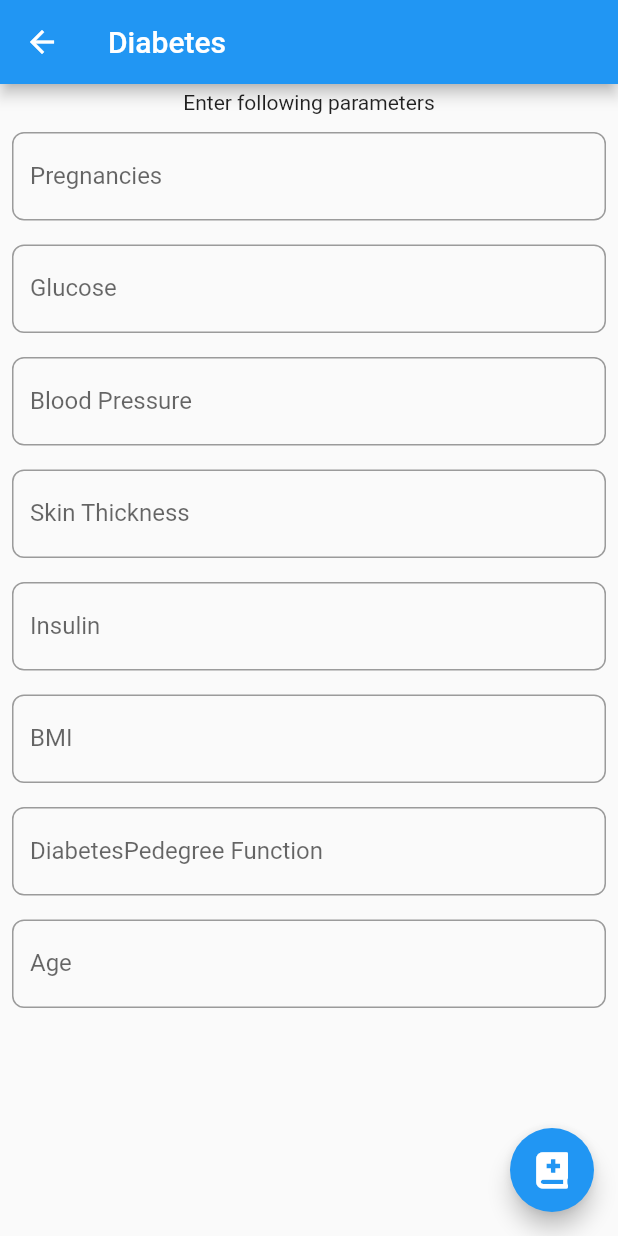
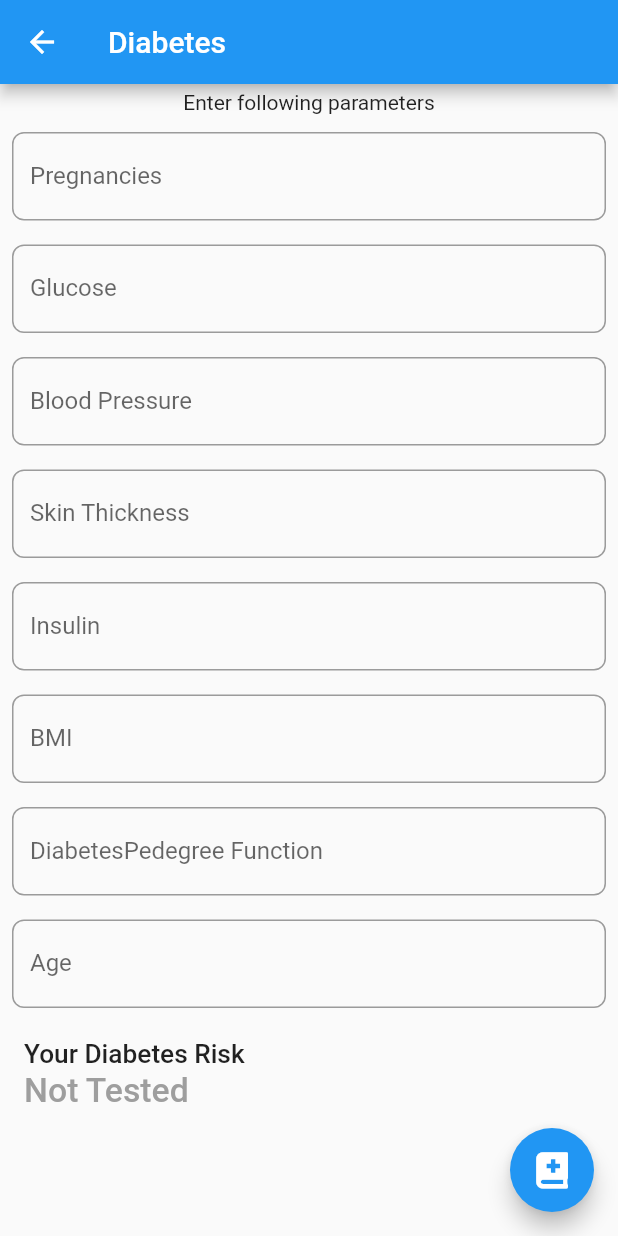
Before and after one commit to cyber-venom003/Swasthyam-App, a Flutter app: the DiabetesInput screen opened directly, on a phone screen of 412 x 824 dp. Run offline on Flutter 3.47's test engine with Material 2 defaults, Android fonts, the light colour scheme and no system bars; our stand-ins replace cloud_firestore, firebase_core, font_awesome_flutter; missing offline and left inert: dart:ffi; accounts and stored records are empty.

Commit message:
Diabetes predictions added

```diff
--- a/lib/routes/diabetesInput.dart
+++ b/lib/routes/diabetesInput.dart
@@ -1,7 +1,9 @@
+import 'dart:convert';
 import 'dart:ffi';
 
 import 'package:flutter/material.dart';
 import 'package:font_awesome_flutter/font_awesome_flutter.dart';
+import 'package:http/http.dart' as http;
 
 class DiabetesInput extends StatefulWidget {
   @override
@@ -11,6 +13,8 @@ class DiabetesInput extends StatefulWidget {
 class _DiabetesInputState extends State<DiabetesInput> {
   int pregnancies, glucose, bloodPressure, skinThickness, insulin, bmi, age;
   double diabetesPedgreeFuncion;
+  String url = "http://192.168.1.7:5000/predict";
+  int show = -1;
   @override
   void initState() {
     pregnancies = 0;
@@ -23,7 +27,22 @@ class _DiabetesInputState extends State<DiabetesInput> {
     diabetesPedgreeFuncion = 0.47;
     super.initState();
   }
-
+  void getPredictions(int pregnancies, int glucose, int bloodPressure, int skinThickness, int insulin, int bmi, int age , double diabetesPedgreeFuncion) async {
+    var response = await http.post(url , body: {
+      "disease": "diabetes",
+      "pregnancies": "$pregnancies",
+      "glucose": "$glucose",
+      "blood pressure": "$bloodPressure",
+      "skin thickness": "$skinThickness",
+      "insulin": "$insulin",
+      "BMI": "$bmi",
+      "diabetes pedegree function": "$diabetesPedgreeFuncion",
+      "age": "$age",
+    });
+    setState(() {
+      show = jsonDecode(response.body)['prediction'];
+    });
+  }
   @override
   Widget build(BuildContext context) {
     return Scaffold(
@@ -191,6 +210,49 @@ class _DiabetesInputState extends State<DiabetesInput> {
                   },
                 ),
               ),
+              show == 1 ? ListTile(
+                subtitle: Text("High Risk",
+                  style: TextStyle(
+                    fontSize: 22.5,
+                    fontWeight: FontWeight.w500,
+                    color: Colors.red
+                  )
+                ),
+                title: Text("Your Diabetes Risk",
+                    style: TextStyle(
+                        fontSize: 17.5,
+                        fontWeight: FontWeight.w500,
+                    )
+                ),
+              ) : show == 0 ?  ListTile(
+                subtitle: Text("Low Risk",
+                    style: TextStyle(
+                        fontSize: 22.5,
+                        fontWeight: FontWeight.w500,
+                        color: Colors.green
+                    )
+                ),
+                title: Text("Your Diabetes Risk",
+                    style: TextStyle(
+                      fontSize: 17.5,
+                      fontWeight: FontWeight.w500,
+                    )
+                ),
+              ) : ListTile(
+                subtitle: Text("Not Tested",
+                    style: TextStyle(
+                        fontSize: 22.5,
+                        fontWeight: FontWeight.w500,
+                        color: Colors.grey
+                    )
+                ),
+                title: Text("Your Diabetes Risk",
+                    style: TextStyle(
+                      fontSize: 17.5,
+                      fontWeight: FontWeight.w500,
+                    )
+                ),
+              )
             ],
           ),
         ),
@@ -206,17 +268,16 @@ class _DiabetesInputState extends State<DiabetesInput> {
           bmi = bmi ?? 32;
           diabetesPedgreeFuncion = diabetesPedgreeFuncion ?? 0.47;
           age = age ?? 35;
-          print("""
-          Details captured from user:
-          pregnancies: $pregnancies,
-          glucode: $glucose,
-          bloodPressure: $bloodPressure,
-          skinThickness: $skinThickness,
-          insulin: $insulin,
-          bmi: $bmi,
-          diabetespedegreeFunction: $diabetesPedgreeFuncion,
-          age: $age
-          """);
+          getPredictions(
+              pregnancies,
+              glucose,
+              bloodPressure,
+              skinThickness,
+              insulin,
+              bmi,
+              age,
+              diabetesPedgreeFuncion);
+          print("$pregnancies, $glucose, $bloodPressure, $skinThickness, $insulin, $bmi, $age, $diabetesPedgreeFuncion");
         },
       ),
     );
--- a/pubspec.yaml
+++ b/pubspec.yaml
@@ -30,6 +30,7 @@ dependencies:
   cupertino_icons: ^1.0.0
   firebase_core: ^0.5.1
   cloud_firestore: ^0.14.2
+  http: ^0.12.2
 
 dev_dependencies:
   flutter_test:
```
Also changed, not shown: 2 other files.
